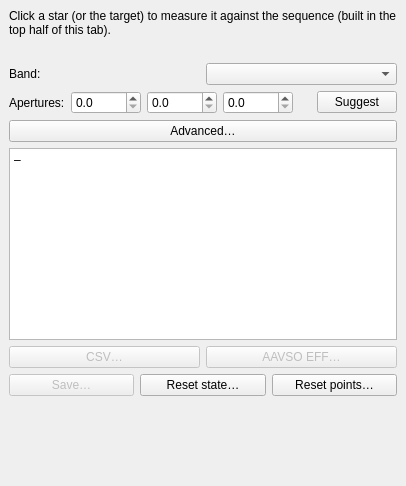
The window that nightscribe/gui/ui/ufe_measure_tab.ui (irydeo/nightscribe) describes before a commit, drawn with Qt 5.
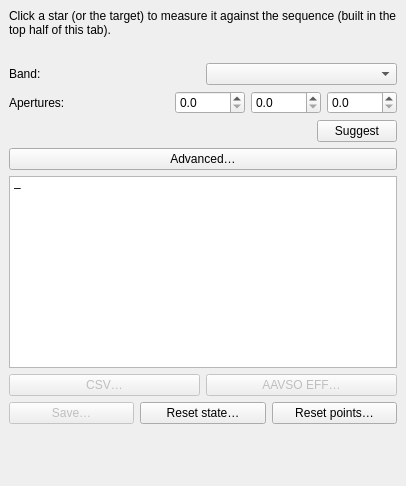
The same window after the commit.

Commit message: UFE: re-flow the wide tabs and manual window so fonts that run 1.5x wider (Windows CI) can't overflow the fixed 1280 px dialog. The Measure Suggest button gets its own row under the apertures, the Annotate show-marker box gets its own row, the Compare target row keeps its stretch on the spinner, and the manual window's floor rises to 760 px so the two big action buttons always fit

```diff
--- a/nightscribe/gui/ui/ufe_measure_tab.ui
+++ b/nightscribe/gui/ui/ufe_measure_tab.ui
@@ -144,8 +144,12 @@
        </property>
       </widget>
      </item>
+    </layout>
+   </item>
+   <item>
+    <layout class="QHBoxLayout" name="row_suggest">
      <item>
-      <spacer name="hsp_apertures">
+      <spacer name="hsp_suggest">
        <property name="orientation">
         <enum>Qt::Orientation::Horizontal</enum>
        </property>
```
The commit also changes 5 other files.
